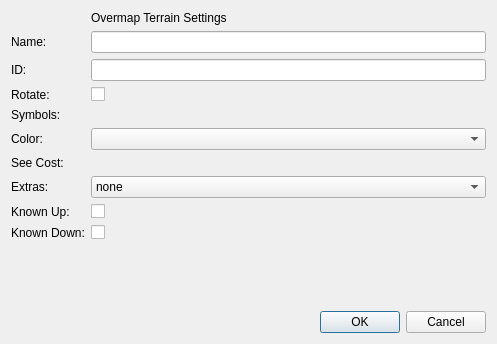
The window that omtdialog.ui (vache/BuildingEditor) describes before a commit, drawn with Qt 5.
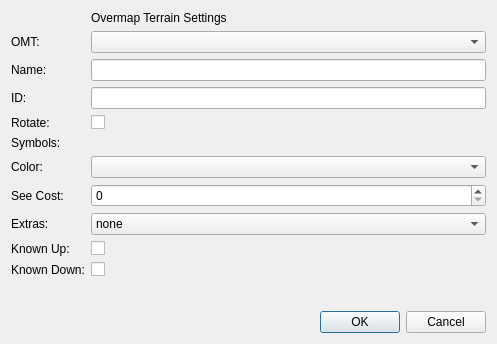
The same window after the commit.

What changed in the file:
```diff
--- a/omtdialog.ui
+++ b/omtdialog.ui
@@ -16,107 +16,86 @@
   <layout class="QVBoxLayout" name="verticalLayout">
    <item>
     <layout class="QFormLayout" name="formLayout">
-     <item row="1" column="0">
+     <item row="0" column="1">
+      <widget class="QLabel" name="label_7">
+       <property name="text">
+        <string>Overmap Terrain Settings</string>
+       </property>
+      </widget>
+     </item>
+     <item row="2" column="0">
       <widget class="QLabel" name="label">
        <property name="text">
         <string>Name:</string>
        </property>
       </widget>
      </item>
-     <item row="1" column="1">
+     <item row="2" column="1">
       <widget class="QLineEdit" name="omtName"/>
      </item>
-     <item row="2" column="0">
+     <item row="3" column="0">
       <widget class="QLabel" name="label_2">
        <property name="text">
         <string>ID:</string>
        </property>
       </widget>
      </item>
-     <item row="2" column="1">
+     <item row="3" column="1">
       <widget class="QLineEdit" name="omtID"/>
      </item>
-     <item row="3" column="0">
+     <item row="4" column="0">
       <widget class="QLabel" name="label_3">
        <property name="text">
         <string>Rotate:</string>
        </property>
       </widget>
      </item>
-     <item row="3" column="1">
+     <item row="4" column="1">
       <widget class="QCheckBox" name="rotate">
        <property name="text">
         <string/>
        </property>
       </widget>
      </item>
-     <item row="4" column="0">
+     <item row="5" column="0">
       <widget class="QLabel" name="label_4">
        <property name="text">
         <string>Symbols:</string>
        </property>
       </widget>
      </item>
-     <item row="5" column="0">
+     <item row="6" column="0">
       <widget class="QLabel" name="label_5">
        <property name="text">
         <string>Color:</string>
        </property>
       </widget>
      </item>
-     <item row="6" column="0">
+     <item row="6" column="1">
+      <widget class="QComboBox" name="color"/>
+     </item>
+     <item row="8" column="0">
       <widget class="QLabel" name="label_6">
        <property name="text">
         <string>See Cost:</string>
        </property>
       </widget>
      </item>
-     <item row="0" column="1">
-      <widget class="QLabel" name="label_7">
-       <property name="text">
-        <string>Overmap Terrain Settings</string>
+     <item row="8" column="1">
+      <widget class="QSpinBox" name="seeCost">
+       <property name="maximum">
+        <number>5</number>
        </property>
       </widget>
      </item>
-     <item row="7" column="0">
+     <item row="9" column="0">
       <widget class="QLabel" name="label_8">
        <property name="text">
         <string>Extras:</string>
        </property>
       </widget>
      </item>
-     <item row="8" column="0">
-      <widget class="QLabel" name="label_9">
-       <property name="text">
-        <string>Known Up:</string>
-       </property>
-      </widget>
-     </item>
-     <item row="9" column="0">
-      <widget class="QLabel" name="label_10">
-       <property name="text">
-        <string>Known Down:</string>
-       </property>
-      </widget>
-     </item>
-     <item row="5" column="1">
-      <widget class="QComboBox" name="color"/>
-     </item>
-     <item row="8" column="1">
-      <widget class="QCheckBox" name="knownUp">
-       <property name="text">
-        <string/>
-       </property>
-      </widget>
-     </item>
      <item row="9" column="1">
-      <widget class="QCheckBox" name="knownDown">
-       <property name="text">
-        <string/>
-       </property>
-      </widget>
-     </item>
-     <item row="7" column="1">
       <widget class="QComboBox" name="extras">
        <item>
         <property name="text">
@@ -145,6 +124,44 @@
        </item>
       </widget>
      </item>
+     <item row="10" column="0">
+      <widget class="QLabel" name="label_9">
+       <property name="text">
+        <string>Known Up:</string>
+       </property>
+      </widget>
+     </item>
+     <item row="10" column="1">
+      <widget class="QCheckBox" name="knownUp">
+       <property name="text">
+        <string/>
+       </property>
+      </widget>
+     </item>
+     <item row="11" column="0">
+      <widget class="QLabel" name="label_10">
+       <property name="text">
+        <string>Known Down:</string>
+       </property>
+      </widget>
+     </item>
+     <item row="11" column="1">
+      <widget class="QCheckBox" name="knownDown">
+       <property name="text">
+        <string/>
+       </property>
+      </widget>
+     </item>
+     <item row="1" column="0">
+      <widget class="QLabel" name="label_11">
+       <property name="text">
+        <string>OMT:</string>
+       </property>
+      </widget>
+     </item>
+     <item row="1" column="1">
+      <widget class="QComboBox" name="omtList"/>
+     </item>
     </layout>
    </item>
    <item>
```
Left out of the diff: 8 changed lines with no effect on the pictures.
